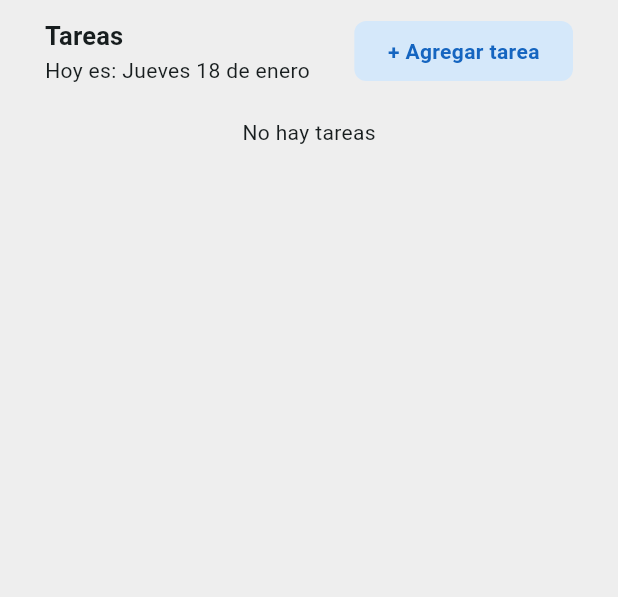
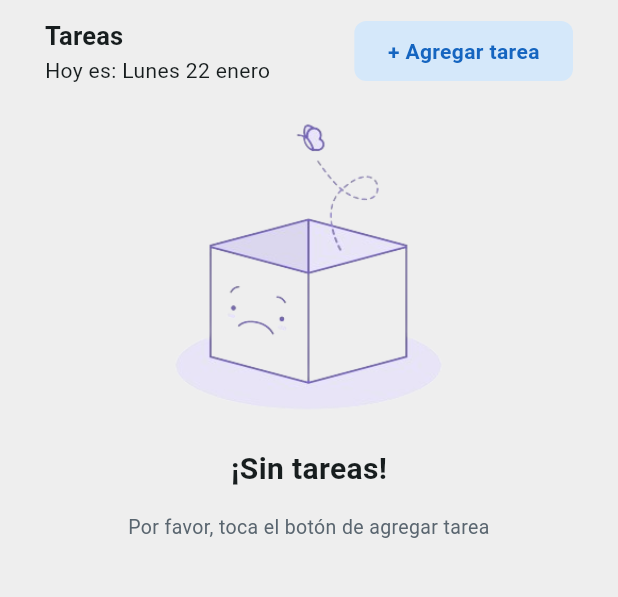
Before and after one commit to SergioCamiloCastillo/toDo-listapp-r5, a Flutter app: the screen it shows after launch, on a phone screen of 412 x 824 dp, the part 84-681 px from its top. Run offline on Flutter 3.47's test engine with Material 3 defaults, Android fonts, the light colour scheme and no system bars; our stand-ins replace cloud_firestore, firebase_core, flutter_riverpod, formz; missing offline and left inert: gtext; accounts and stored records are empty; Roboto replaces fonts that are missing (ProximaNova).

Commit message:
end traslate and design, with task in state pending or completed

```diff
--- /dev/null
+++ b/lib/config/helpers/visualization_data.dart
@@ -0,0 +1,45 @@
+import 'dart:convert';
+import 'dart:math';
+
+import 'package:intl/intl.dart';
+
+String convertToFormattedDate(String date) {
+  // Parse the input string to a DateTime object using a custom date format
+  DateTime parsedDate = DateFormat('dd/MM/yyyy').parse(date);
+
+  // Format the DateTime object to the desired format
+  String formattedDate = DateFormat('dd/MM/yyyy').format(parsedDate);
+
+  return formattedDate;
+}
+
+String capitalize(String text) {
+  return text.isNotEmpty ? text[0].toUpperCase() + text.substring(1) : text;
+}
+String getTodayDate() {
+  DateTime now = DateTime.now();
+
+  String todayDate = DateFormat('EEEE d MMMM', 'es').format(now);
+
+  return todayDate;
+}
+String generateHash(String input) {
+      // Convierte la cadena de entrada a bytes
+      List<int> bytes = utf8.encode(input);
+
+      // Inicializa el valor del hash con un número aleatorio
+      int hash = Random().nextInt(1000);
+
+      // Factor de mezcla para mejorar la calidad del hash
+      const mixFactor = 31;
+
+      // Aplica la función hash sumando y mezclando los valores de los bytes
+      for (int byte in bytes) {
+        hash = (hash * mixFactor) ^ byte;
+      }
+
+      // Convierte el hash a una cadena hexadecimal
+      String hexHash = hash.toRadixString(16);
+
+      return hexHash;
+    }
--- a/lib/infrastructure/datasources/tasks_datasource_impl.dart
+++ b/lib/infrastructure/datasources/tasks_datasource_impl.dart
@@ -35,6 +35,8 @@ class TasksDatasourceImpl extends TasksDataSource {
           .map<TaskEntity>((doc) =>
               TaskMapper.jsonToEntity(doc.data() as Map<String, dynamic>))
           .toList();
+
+      tasks.sort((a, b) => b.date.compareTo(a.date));
 
       return tasks;
     } catch (e) {
--- a/lib/infrastructure/mappers/task_mapper.dart
+++ b/lib/infrastructure/mappers/task_mapper.dart
@@ -21,6 +21,7 @@ class TaskMapper {
         description: '',
         date: '',
         isCompleted: false,
+        isTranslated: false,
       );
     }
 
@@ -30,6 +31,7 @@ class TaskMapper {
       description: data['description'] ?? '',
       date: data['date_task'] ?? '',
       isCompleted: data['is_completed'] ?? false,
+      isTranslated: data['is_translated'] ?? false,
     );
   }
 }
--- a/lib/presentation/screens/home_screen.dart
+++ b/lib/presentation/screens/home_screen.dart
@@ -1,5 +1,9 @@
 import 'package:flutter/material.dart';
 import 'package:flutter_riverpod/flutter_riverpod.dart';
+import 'package:intl/intl.dart';
+import 'package:todo_listapp_r5/config/helpers/visualization_data.dart';
+import 'package:todo_listapp_r5/domain/domain.dart';
+
 import 'package:todo_listapp_r5/presentation/providers/providers.dart';
 import 'package:todo_listapp_r5/presentation/screens/screens.dart';
 import 'package:todo_listapp_r5/presentation/screens/shared/custom_card_tasks.dart';
@@ -47,20 +51,15 @@ class _BodyCustom extends ConsumerStatefulWidget {
 
 class _BodyCustomState extends ConsumerState<_BodyCustom> {
   @override
-  void initState() {
-    // TODO: implement initState
-    super.initState();
-  }
-
-  @override
-  void dispose() {
-    // TODO: implement dispose
-    super.dispose();
-  }
-
-  @override
   Widget build(BuildContext context) {
     final tasksState = ref.watch(tasksProvider);
+
+    // Filtrar tareas completadas y no completadas
+    final completedTasks =
+        tasksState.tasks.where((task) => task.isCompleted).toList();
+    final incompleteTasks =
+        tasksState.tasks.where((task) => !task.isCompleted).toList();
+
     return Padding(
       padding: const EdgeInsets.symmetric(horizontal: 30),
       child: Column(
@@ -78,7 +77,7 @@ class _BodyCustomState extends ConsumerState<_BodyCustom> {
                     'Tareas',
                     style: Theme.of(context).textTheme.titleMedium,
                   ),
-                  const Text('Hoy es: Jueves 18 de enero')
+                  Text('Hoy es: ${capitalize(getTodayDate())}')
                 ],
               ),
               ElevatedButton(
@@ -93,7 +92,7 @@ class _BodyCustomState extends ConsumerState<_BodyCustom> {
                 onPressed: () => showModalBottomSheet(
                   isScrollControlled: true,
                   context: context,
-                  builder: (context) =>  const CustomModalBottomSheet(),
+                  builder: (context) => const CustomModalBottomSheet(),
                 ),
                 child: Text(
                   '+ Agregar tarea',
@@ -108,28 +107,97 @@ class _BodyCustomState extends ConsumerState<_BodyCustom> {
           ),
           tasksState.tasks.isNotEmpty
               ? Expanded(
-                  child: ListView.separated(
+                  child: SingleChildScrollView(
+                    child: Column(
+                      crossAxisAlignment: CrossAxisAlignment.start,
+                      children: [
+                        if (incompleteTasks.isNotEmpty)
+                          _buildTaskList(context, incompleteTasks,
+                              'Tareas Pendientes', true),
+                        const SizedBox(height: 20),
+                        if (completedTasks.isNotEmpty)
+                          _buildTaskList(context, completedTasks,
+                              'Tareas Completadas', false),
+                        const SizedBox(
+                          height: 20,
+                        )
+                      ],
+                    ),
+                  ),
+                )
+              : Center(
+                  child: Column(
+                    children: [
+                      Image.asset(
+                        'assets/images/box-empty.png',
+                        width: 200,
+                        height: 200,
+                      ),
+                      const SizedBox(
+                        height: 20,
+                      ),
+                      const Text('¡Sin tareas!',
+                          style: TextStyle(
+                              fontSize: 20, fontWeight: FontWeight.bold)),
+                      const Padding(
+                        padding: EdgeInsets.all(15.0),
+                        child: Text(
+                          'Por favor, toca el botón de agregar tarea',
+                          textAlign: TextAlign.center,
+                          style:
+                              TextStyle(fontSize: 13, color: Color(0xFF59656F)),
+                        ),
+                      )
+                    ],
+                  ),
+                )
+        ],
+      ),
+    );
+  }
+
+  Widget _buildTaskList(BuildContext context, List<TaskEntity> tasks,
+      String title, bool arePending) {
+    return Column(
+      crossAxisAlignment: CrossAxisAlignment.start,
+      children: [
+        Row(
+          mainAxisAlignment: MainAxisAlignment.end,
+          children: [
+            Icon(arePending ? Icons.pending_actions : Icons.task_alt,
+                color: Colors.blue.shade800),
+            const SizedBox(
+              width: 10,
+            ),
+            Text(
+              title,
+              style: Theme.of(context).textTheme.titleMedium?.copyWith(
+                    color: Colors.blue.shade800,
+                  ),
+            ),
+          ],
+        ),
+        const SizedBox(height: 10),
+        ListView.separated(
           separatorBuilder: (context, index) => const SizedBox(
             height: 20,
           ),
-                    itemCount: tasksState.tasks.length,
+          itemCount: tasks.length,
           shrinkWrap: true,
           physics: const BouncingScrollPhysics(),
           itemBuilder: (context, index) {
-                      final task = tasksState.tasks[index];
+            final task = tasks[index];
             return CustomCardTasks(
               id: task.id,
               title: task.title,
               description: task.description,
               date: task.date,
               isDone: task.isCompleted,
+              isTranslated: task.isTranslated,
             );
           },
         ),
-                )
-              : const Text('No hay tareas')
       ],
-      ),
     );
   }
 }
--- a/lib/presentation/screens/shared/custom_confirmation_dialog.dart
+++ b/lib/presentation/screens/shared/custom_confirmation_dialog.dart
@@ -13,7 +13,7 @@ class CustomConfirmationDialog extends StatelessWidget {
   Widget build(BuildContext context) {
     return AlertDialog(
       title: const Text('Confirmación'),
-      content: const Text('¿Estás seguro de que quieres realizar esta acción?'),
+      content: const Text('¿Estás seguro de que quieres eliminar esta tarea?'),
       actions: [
         TextButton(
           onPressed: onConfirm,
--- a/pubspec.yaml
+++ b/pubspec.yaml
@@ -13,6 +13,7 @@ dependencies:
     sdk: flutter
   flutter_riverpod: ^2.4.9
   formz: ^0.6.1
+  gtext: ^0.0.3
   intl: ^0.19.0
 
 dev_dependencies:
```
Also changed, not shown: lib/domain/entities/task_entity.dart (+6 -3 lines), lib/main.dart (+6 -1 lines), lib/presentation/providers/tasks_provider.dart (+16 -0 lines), lib/presentation/screens/shared/custom_card_tasks.dart (+46 -19 lines), lib/presentation/screens/shared/custom_modal_bottom_sheet.dart (+30 -24 lines), assets/images/box-empty.png (added), assets/images/box-empty1.png (added), pubspec.lock, 1 other file. Lines whose indentation alone changed are shown as unchanged.
